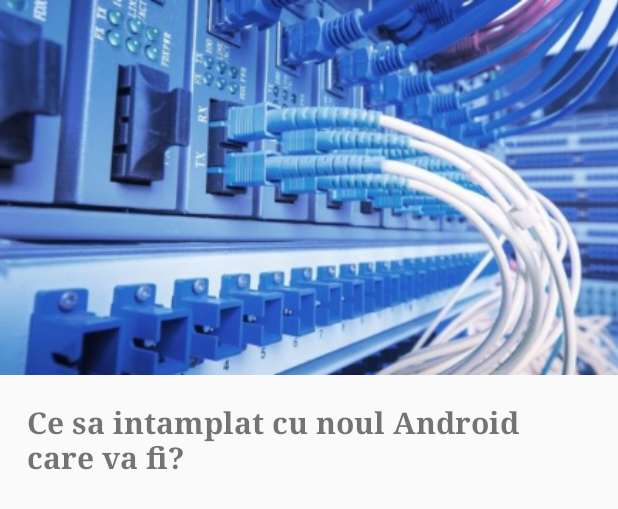
After one commit to vgrec/ITMoldova, an Android app: the layout fragment_details.xml on its own in the app's theme, with its tools: preview values and no code run, on a phone screen of 412 x 824 dp. The commit adds this screen. Shown: the top 509 px of the screen. Run offline under Robolectric (Android 15) with nearby library versions, the phone set to English and light mode, and no system bars.

Commit message:
Add collapsingtoolbar layout

```diff
--- a/app/src/main/AndroidManifest.xml
+++ b/app/src/main/AndroidManifest.xml
@@ -21,7 +21,9 @@
                 <category android:name="android.intent.category.LAUNCHER" />
             </intent-filter>
         </activity>
-        <activity android:name=".detail.DetailActivity"></activity>
+        <activity
+            android:theme="@style/AppTheme.NoActionBar"
+            android:name=".detail.DetailActivity"/>
     </application>
 
 </manifest>
--- a/app/src/main/java/com/itmoldova/list/ArticlesFragment.java
+++ b/app/src/main/java/com/itmoldova/list/ArticlesFragment.java
@@ -66,7 +66,7 @@ public class ArticlesFragment extends Fragment implements ArticlesContract.View
     @Nullable
     @Override
     public View onCreateView(LayoutInflater inflater, ViewGroup container, Bundle savedInstanceState) {
-        View view = inflater.inflate(R.layout.fragment_articles_list, container, false);
+        View view = inflater.inflate(R.layout.fragment_list, container, false);
         ButterKnife.bind(this, view);
 
         recyclerView.setLayoutManager(new LinearLayoutManager(getActivity()));
--- /dev/null
+++ b/app/src/main/res/layout/fragment_details.xml
@@ -0,0 +1,75 @@
+<?xml version="1.0" encoding="utf-8"?>
+<android.support.design.widget.CoordinatorLayout xmlns:android="http://schemas.android.com/apk/res/android"
+    xmlns:app="http://schemas.android.com/apk/res-auto"
+    xmlns:tools="http://schemas.android.com/tools"
+    android:layout_width="match_parent"
+    android:layout_height="match_parent">
+
+    <android.support.design.widget.AppBarLayout
+        android:id="@+id/appbar_layout"
+        android:layout_width="match_parent"
+        android:layout_height="wrap_content">
+
+        <android.support.design.widget.CollapsingToolbarLayout
+            android:layout_width="match_parent"
+            android:layout_height="wrap_content"
+            app:contentScrim="?attr/colorPrimary"
+            app:layout_scrollFlags="scroll|exitUntilCollapsed"
+            app:titleEnabled="false">
+
+            <ImageView
+                android:id="@+id/image_header"
+                android:layout_width="match_parent"
+                android:layout_height="250dp"
+                android:scaleType="centerCrop"
+                android:src="@drawable/test"
+                app:layout_collapseMode="parallax" />
+
+            <android.support.v7.widget.Toolbar
+                android:id="@+id/toolbar"
+                android:layout_width="match_parent"
+                android:layout_height="?attr/actionBarSize"
+                app:layout_collapseMode="pin"
+                app:popupTheme="@style/ThemeOverlay.AppCompat.Light"
+                app:theme="@style/ThemeOverlay.AppCompat.Dark.ActionBar" />
+
+        </android.support.design.widget.CollapsingToolbarLayout>
+
+    </android.support.design.widget.AppBarLayout>
+
+    <android.support.v4.widget.NestedScrollView
+        android:layout_width="match_parent"
+        android:layout_height="wrap_content"
+        android:paddingBottom="@dimen/activity_vertical_margin"
+        android:paddingLeft="@dimen/activity_horizontal_margin"
+        android:paddingRight="@dimen/activity_horizontal_margin"
+        android:paddingTop="@dimen/activity_vertical_margin"
+        app:layout_behavior="@string/appbar_scrolling_view_behavior">
+
+        <LinearLayout
+            android:layout_width="match_parent"
+            android:layout_height="wrap_content"
+            android:orientation="vertical"
+            android:padding="10sp">
+
+            <TextView
+                android:id="@+id/title"
+                android:layout_width="match_parent"
+                android:layout_height="wrap_content"
+                android:textSize="20sp"
+                android:textStyle="bold"
+                android:typeface="serif"
+                tools:text="Ce sa intamplat cu noul Android care va fi?" />
+
+            <!-- Views are added programmatically -->
+            <LinearLayout
+                android:id="@+id/content"
+                android:layout_width="match_parent"
+                android:layout_height="wrap_content"
+                android:orientation="vertical" />
+
+        </LinearLayout>
+
+    </android.support.v4.widget.NestedScrollView>
+
+</android.support.design.widget.CoordinatorLayout>
--- a/app/src/main/res/values-v21/styles.xml
+++ b/app/src/main/res/values-v21/styles.xml
@@ -4,6 +4,5 @@
         <item name="windowActionBar">false</item>
         <item name="windowNoTitle">true</item>
         <item name="android:windowDrawsSystemBarBackgrounds">true</item>
-        <item name="android:statusBarColor">@android:color/transparent</item>
     </style>
 </resources>
```
Also changed, not shown: app/build.gradle (+4 -4 lines), app/src/main/java/com/itmoldova/detail/DetailFragment.java (+27 -1 lines), app/src/main/res/layout/detail_fragment.xml (deleted, +0 -30 lines), app/src/main/res/layout/fragment_list.xml (renamed from app/src/main/res/layout/fragment_articles_list.xml).
